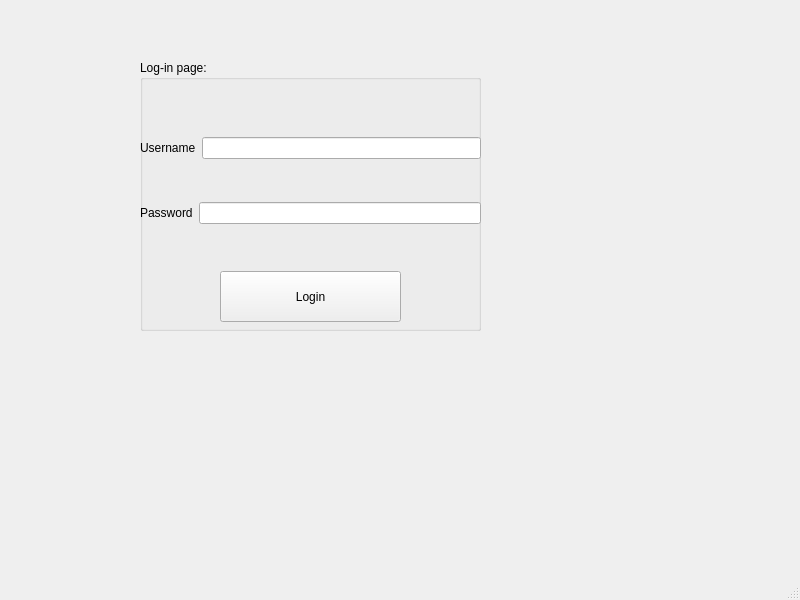
The window that mainwindow.ui (MostafaElfaggal/CS2-Project) describes before a commit, drawn with Qt 5.
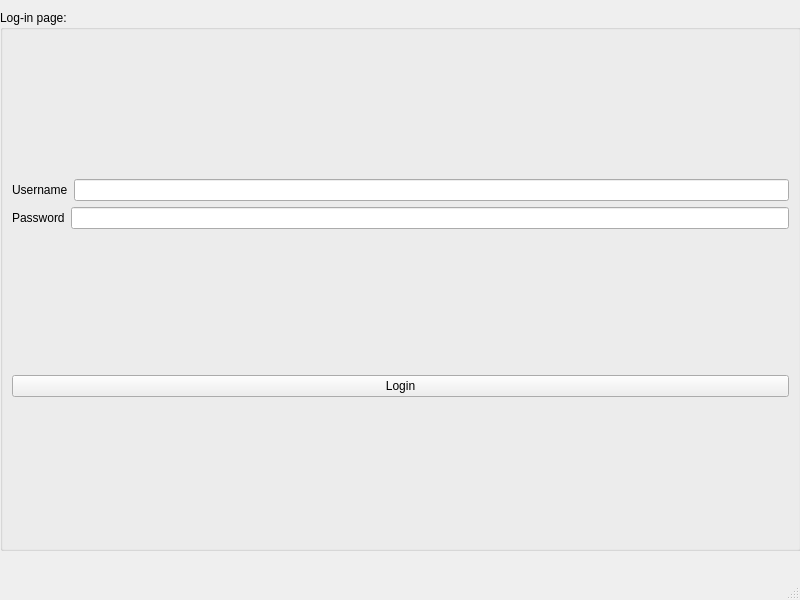
The same window after the commit.

Patch:
```diff
--- a/mainwindow.ui
+++ b/mainwindow.ui
@@ -17,37 +17,17 @@
    <widget class="QGroupBox" name="groupBox">
     <property name="geometry">
      <rect>
-      <x>140</x>
-      <y>60</y>
-      <width>341</width>
-      <height>271</height>
+      <x>0</x>
+      <y>10</y>
+      <width>801</width>
+      <height>541</height>
      </rect>
     </property>
     <property name="title">
      <string>Log-in page:</string>
     </property>
-    <widget class="QPushButton" name="pushButton_login">
-     <property name="geometry">
-      <rect>
-       <x>80</x>
-       <y>211</y>
-       <width>181</width>
-       <height>51</height>
-      </rect>
-     </property>
-     <property name="text">
-      <string>Login</string>
-     </property>
-    </widget>
-    <widget class="QWidget" name="">
-     <property name="geometry">
-      <rect>
-       <x>0</x>
-       <y>40</y>
-       <width>341</width>
-       <height>161</height>
-      </rect>
-     </property>
+    <layout class="QVBoxLayout" name="verticalLayout_2">
+     <item>
      <layout class="QVBoxLayout" name="verticalLayout">
       <item>
        <layout class="QHBoxLayout" name="horizontalLayout">
@@ -78,7 +58,15 @@
        </layout>
       </item>
      </layout>
-    </widget>
+     </item>
+     <item>
+      <widget class="QPushButton" name="pushButton_login">
+       <property name="text">
+        <string>Login</string>
+       </property>
+      </widget>
+     </item>
+    </layout>
    </widget>
   </widget>
   <widget class="QMenuBar" name="menubar">
```
Left out of the diff: 2 changed lines with no effect on the pictures. Lines whose indentation alone changed are shown as unchanged.
